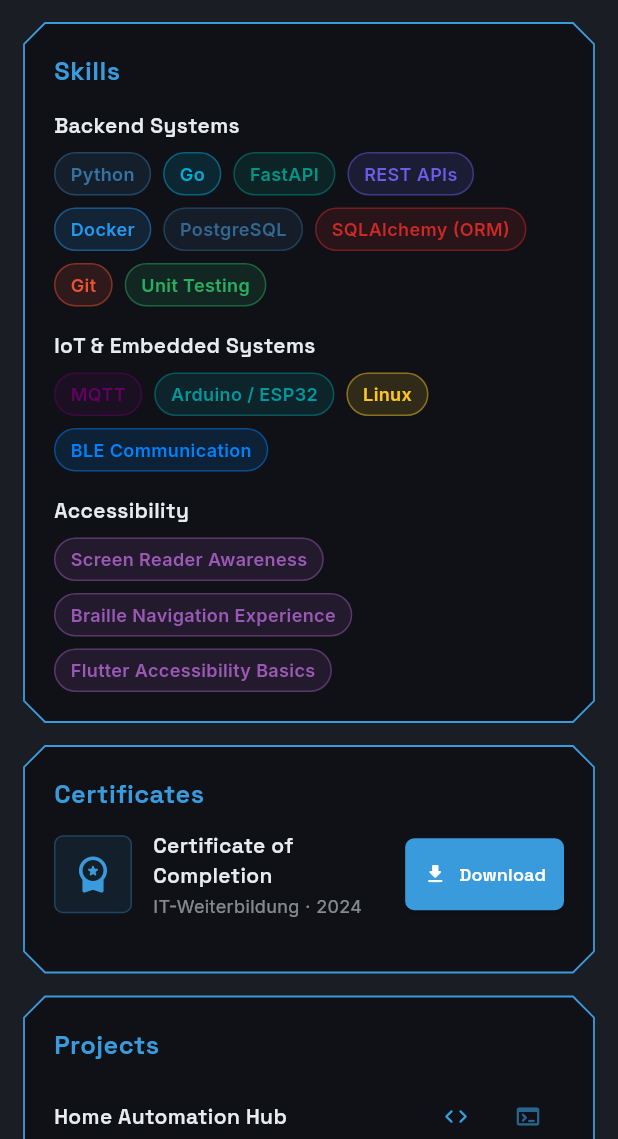
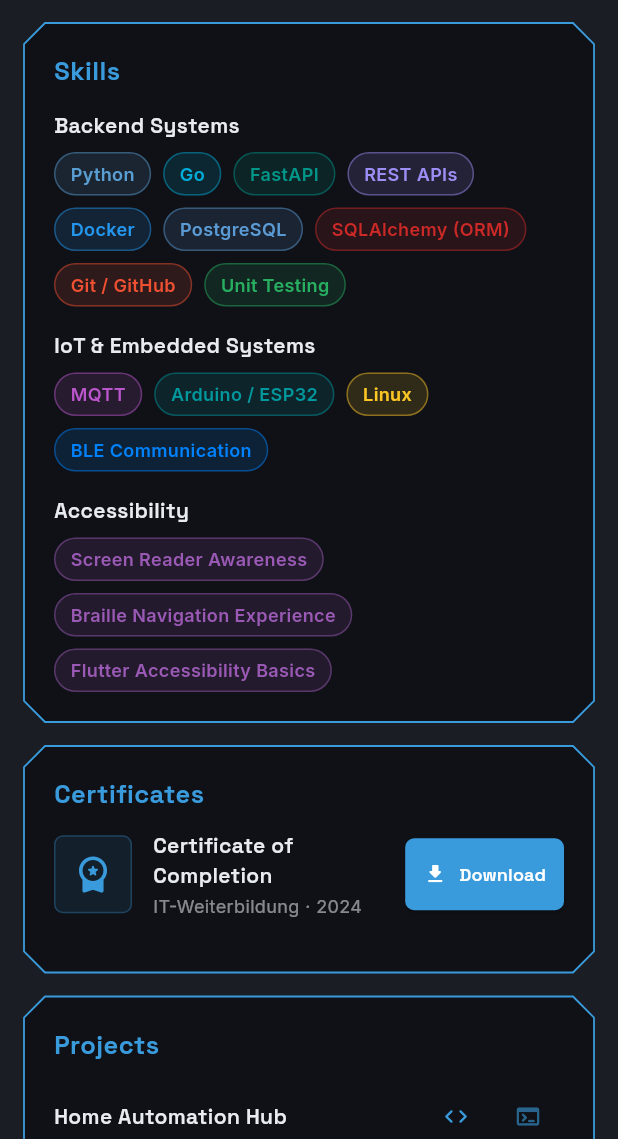
Before and after one commit to jensma89/my_portfolio, a Flutter app: the screen it shows after launch, scrolled down 576 dp, on a phone screen of 412 x 824 dp, the part 97-1236 px from its top. Run offline on Flutter 3.47's test engine with Material 3 defaults, Android fonts, the phone set to English and light mode, and no system bars; our stand-ins replace google_fonts; missing offline and left inert: dart:html.

Commit message:
Change the colors of the badges

```diff
--- a/lib/sections/languages_section.dart
+++ b/lib/sections/languages_section.dart
@@ -56,7 +56,7 @@ class LanguagesSection extends StatelessWidget {
           ),
           const SizedBox(height: 16),
           Row(
-            mainAxisAlignment: MainAxisAlignment.spaceAround,
+            mainAxisAlignment: MainAxisAlignment.spaceEvenly,
             crossAxisAlignment: CrossAxisAlignment.start,
             children: items
                 .map((item) => _LangCircle(item: item, isDE: isDE))
--- a/lib/sections/skills_section.dart
+++ b/lib/sections/skills_section.dart
@@ -43,7 +43,7 @@ class SkillsSection extends StatelessWidget {
               SkillBadge(label: 'Docker', color: AppColors.badgeDocker),
               SkillBadge(label: 'PostgreSQL', color: AppColors.badgeDB),
               SkillBadge(label: 'SQLAlchemy (ORM)', color: AppColors.badgeORM),
-              SkillBadge(label: 'Git', color: AppColors.badgeGit),
+              SkillBadge(label: 'Git / GitHub', color: AppColors.badgeGit),
               SkillBadge(label: 'Unit Testing', color: AppColors.badgeTest),
             ],
           ),
@@ -74,9 +74,14 @@ class SkillsSection extends StatelessWidget {
             spacing: 8,
             runSpacing: 8,
             children: [
-              SkillBadge(label: 'Screen Reader Awareness', color: AppColors.badgeA11y),
-              SkillBadge(label: 'Braille Navigation Experience', color: AppColors.badgeA11y),
-              SkillBadge(label: 'Flutter Accessibility Basics', color: AppColors.badgeA11y),
+              SkillBadge(
+                  label: 'Screen Reader Awareness', color: AppColors.badgeA11y),
+              SkillBadge(
+                  label: 'Braille Navigation Experience',
+                  color: AppColors.badgeA11y),
+              SkillBadge(
+                  label: 'Flutter Accessibility Basics',
+                  color: AppColors.badgeA11y),
             ],
           ),
         ],
--- a/lib/theme/app_colors.dart
+++ b/lib/theme/app_colors.dart
@@ -11,15 +11,15 @@ class AppColors {
 
   // Skill badge colors
   static const Color badgeGreen = Color(0xFF27AE60);
-  static const Color badgePython = Color(0xFF3572A5);
+  static const Color badgePython = Color(0xFF5A9FD4);
   static const Color badgeGo = Color(0xFF00ADD8);
   static const Color badgeFastAPI = Color(0xFF009688);
-  static const Color badgeAPI = Color(0xFF6C5CE7);
-  static const Color badgeDB = Color(0xFF336791);
+  static const Color badgeAPI = Color(0xFF9B8EF5);
+  static const Color badgeDB = Color(0xFF5B9BD5);
   static const Color badgeORM = Color(0xFFCC2927);
   static const Color badgeGit = Color(0xFFF05032);
   static const Color badgeTest = Color(0xFF27AE60);
-  static const Color badgeMQTT = Color(0xFF660066);
+  static const Color badgeMQTT = Color(0xFFBB55CC);
   static const Color badgeDocker = Color(0xFF2496ED);
   static const Color badgeHardware = Color(0xFF00979D);
   static const Color badgeBLE = Color(0xFF0082FC);
```
